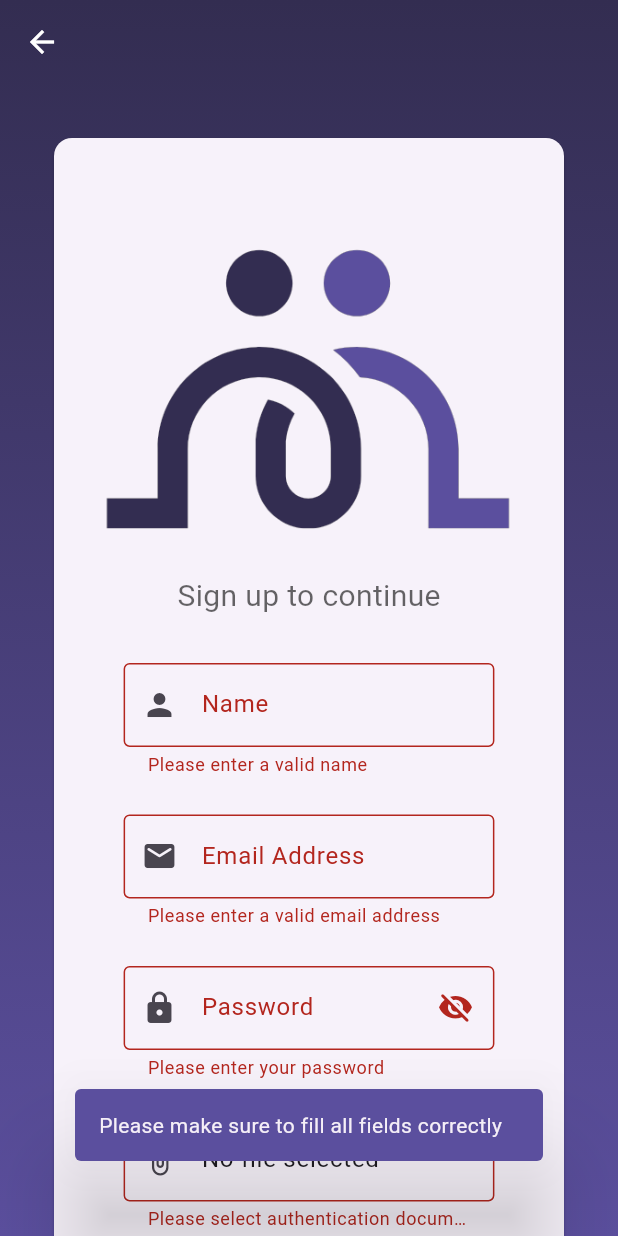
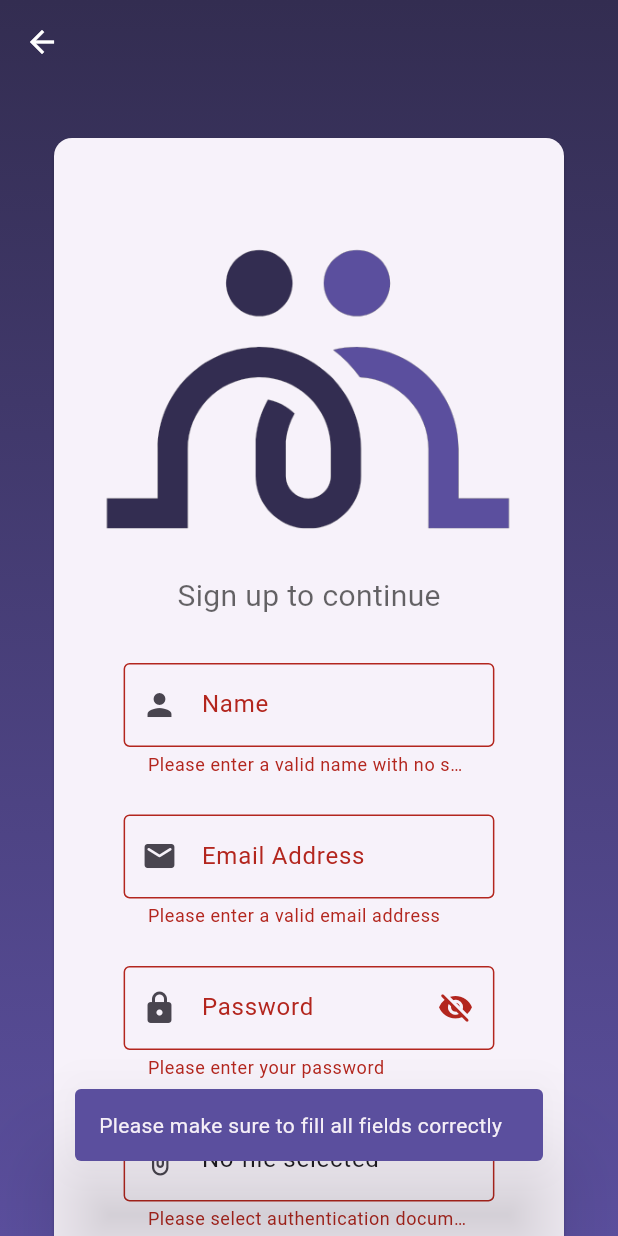
Before and after one commit to SumayaAlhamdan/Sponsite, a Flutter app: the SignUp screen opened directly with empty values, after a tap on "Sign Up", on a phone screen of 412 x 824 dp. Run offline on Flutter 3.47's test engine with Material 2 defaults, Android fonts, the phone set to English and light mode, and no system bars; our stand-ins replace carousel_slider, file_picker, firebase_auth, firebase_core, firebase_database, firebase_storage and 1 more; accounts and stored records are empty.

Commit message:
Update signUp_screen.dart

```diff
--- a/lib/screens/signUp_screen.dart
+++ b/lib/screens/signUp_screen.dart
@@ -276,16 +276,16 @@ class _SignUpState extends State<SignUp> {
                                     labelText: 'Name',
                                     prefixIcon: Icon(Icons.person, size: 24),
                                   ),
-                                  inputFormatters: [
-                                    FilteringTextInputFormatter(
-                                        RegExp(r'^[A-Za-z0-9\s]+$'),
-                                        allow: true)
-                                  ],
+                                  // inputFormatters: [
+                                  //   FilteringTextInputFormatter(
+                                  //       RegExp(r'^[A-Za-z0-9\s]+$'),
+                                  //       allow: true)
+                                  // ],
                                   validator: (value) {
                                     if (RegExp(r'[!@#$%^&*(),.?":{}|<>]')
                                             .hasMatch(value!) ||
                                         value.isEmpty) {
-                                      return "Please enter a valid name";
+                                      return "Please enter a valid name with no special characters";
                                     }
                                     if (value.length > 50) {
                                       return 'Name should be shorter than 50 characters';
```
